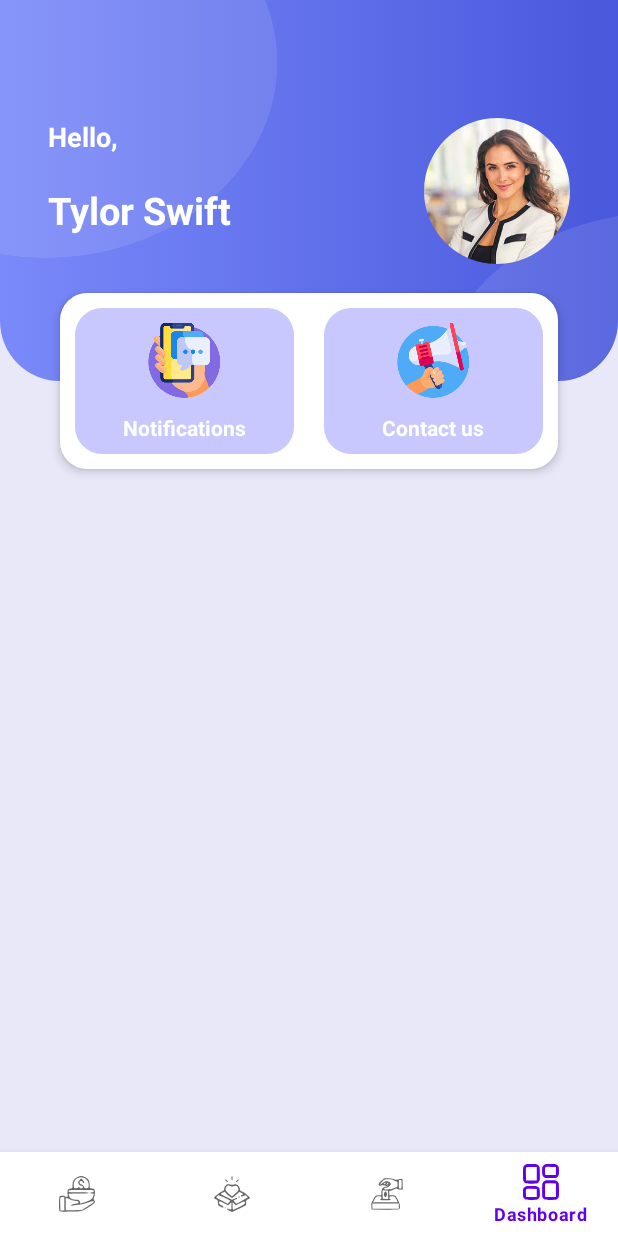
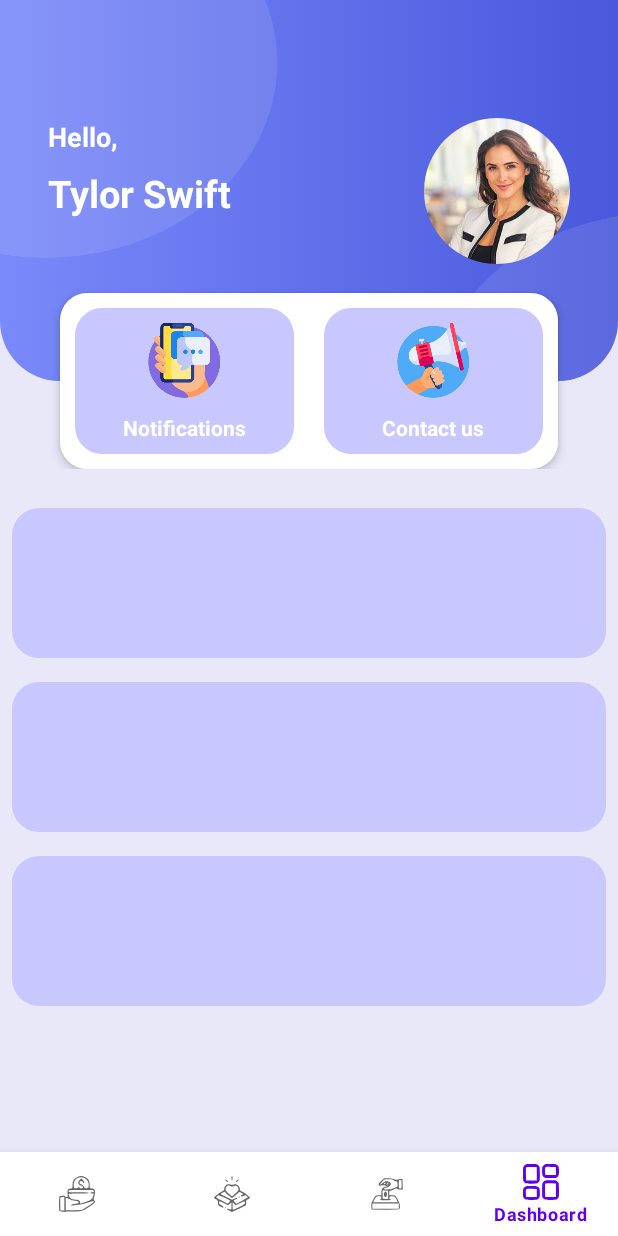
Before and after one commit to malixya-01/MAD-Project, an Android app: the screen it shows after launch (MainActivity), item 4 of the bottom bar chosen, on a phone screen of 412 x 824 dp. Run offline under Robolectric (Android 15) with nearby library versions, the phone set to English and light mode, and no system bars.

Commit message:
Dashboard 3 layouts added.

```diff
--- a/app/src/main/res/layout/fragment_dashboard.xml
+++ b/app/src/main/res/layout/fragment_dashboard.xml
@@ -10,7 +10,8 @@
 
     <ScrollView
         android:layout_width="match_parent"
-        android:layout_height="match_parent">
+        android:layout_height="match_parent"
+        android:scrollbarDefaultDelayBeforeFade="400">
 
         <LinearLayout
             android:layout_width="match_parent"
@@ -19,7 +20,9 @@
 
             <androidx.constraintlayout.widget.ConstraintLayout
                 android:layout_width="match_parent"
-                android:layout_height="400dp">
+                android:layout_height="wrap_content"
+                android:paddingBottom="10dp"
+                android:scrollbarDefaultDelayBeforeFade="400">
 
                 <ImageView
                     android:id="@+id/imageView2"
@@ -56,9 +59,9 @@
                     android:layout_height="wrap_content"
                     android:layout_marginStart="32dp"
                     android:text="@string/nav_dashboard_greeting"
+                    android:textColor="@color/dashboard_text"
+                    android:textSize="18sp"
                     android:textStyle="bold"
-                    android:textSize="18sp"
-                    android:textColor="@color/dashboard_text"
                     app:layout_constraintStart_toStartOf="parent"
                     app:layout_constraintTop_toTopOf="@+id/imageView3" />
 
@@ -73,7 +76,8 @@
 
                     app:layout_constraintBottom_toBottomOf="@+id/imageView3"
                     app:layout_constraintStart_toStartOf="@+id/textView"
-                    app:layout_constraintTop_toBottomOf="@+id/textView" />
+                    app:layout_constraintTop_toBottomOf="@+id/textView"
+                    app:layout_constraintVertical_bias="0.205" />
 
                 <LinearLayout
                     android:layout_width="match_parent"
@@ -141,6 +145,40 @@
                     </LinearLayout>
                 </LinearLayout>
             </androidx.constraintlayout.widget.ConstraintLayout>
+
+            <androidx.constraintlayout.widget.ConstraintLayout
+                android:id="@+id/Requsts"
+                android:layout_width="match_parent"
+                android:layout_height="100sp"
+                android:layout_marginLeft="8dp"
+                android:layout_marginTop="16dp"
+                android:layout_marginRight="8dp"
+                android:background="@drawable/purple_top_buttons">
+
+            </androidx.constraintlayout.widget.ConstraintLayout>
+
+            <androidx.constraintlayout.widget.ConstraintLayout
+                android:id="@+id/Donations"
+                android:layout_width="match_parent"
+                android:layout_height="100sp"
+                android:orientation="vertical"
+                android:layout_marginLeft="8dp"
+                android:layout_marginTop="16dp"
+                android:layout_marginRight="8dp"
+                android:background="@drawable/purple_top_buttons">
+            </androidx.constraintlayout.widget.ConstraintLayout>
+
+            <androidx.constraintlayout.widget.ConstraintLayout
+                android:id="@+id/Fundrasings"
+                android:layout_width="match_parent"
+                android:layout_height="100sp"
+                android:orientation="vertical"
+                android:layout_marginLeft="8dp"
+                android:layout_marginTop="16dp"
+                android:layout_marginRight="8dp"
+                android:background="@drawable/purple_top_buttons">
+            </androidx.constraintlayout.widget.ConstraintLayout>
+
         </LinearLayout>
     </ScrollView>
 </androidx.constraintlayout.widget.ConstraintLayout>
```
